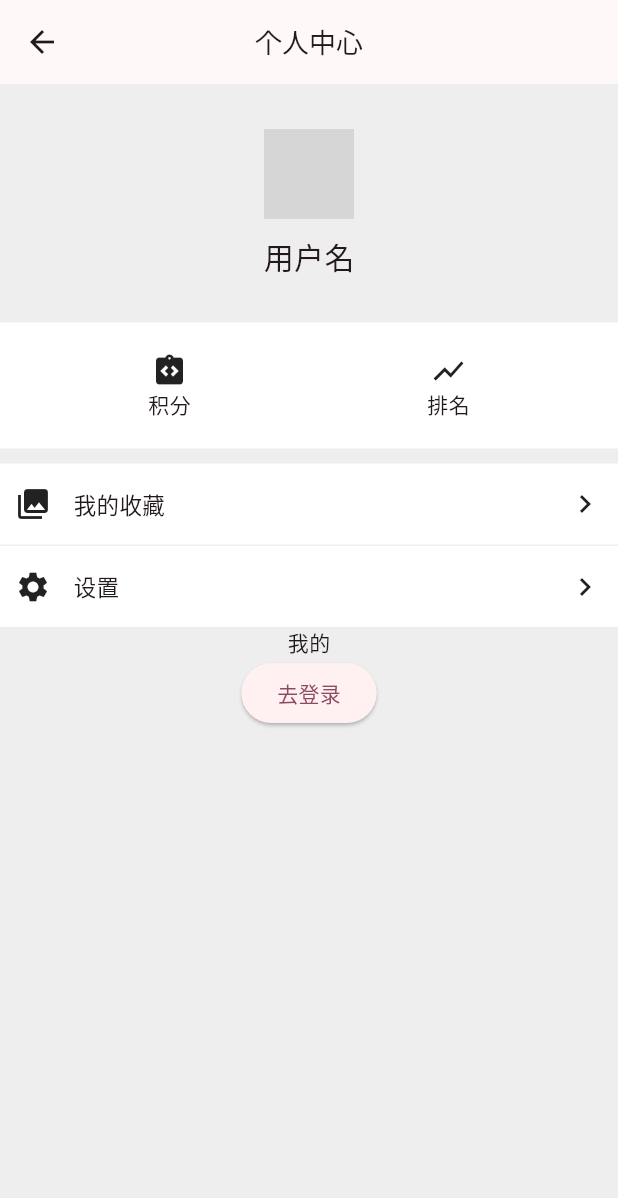
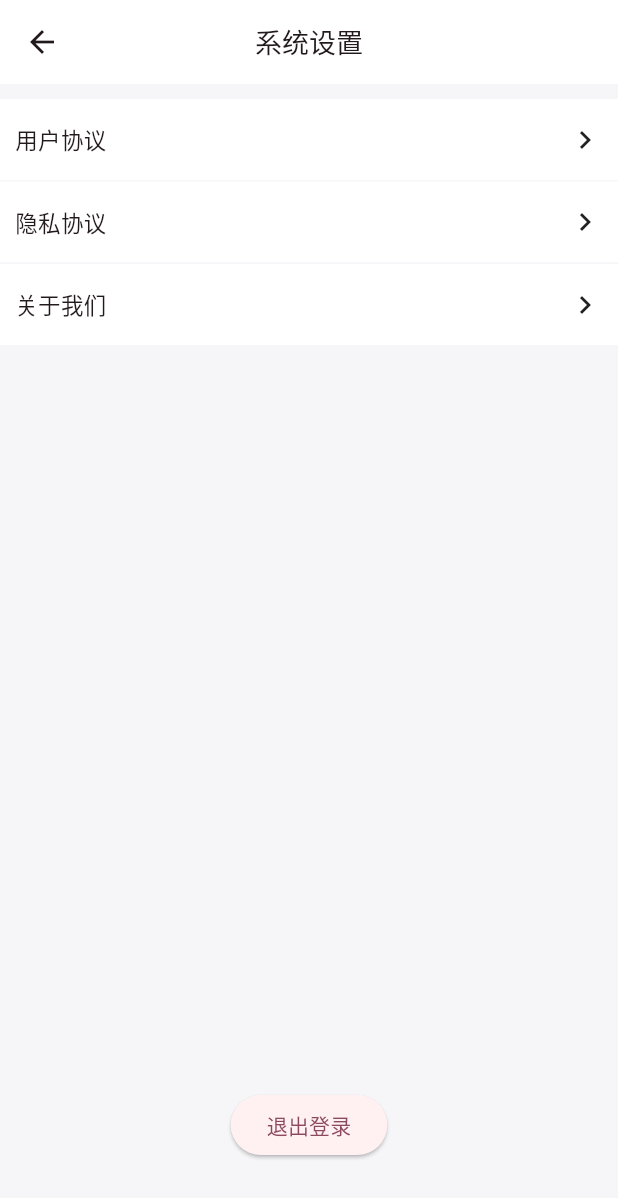
Before and after one commit to jiangm93/flutter-WanAndroid, a Flutter app: the MineTabPage screen opened directly, after a tap on "设置", on a phone screen of 412 x 824 dp. Shown: the top 1198 px of the screen. Run offline on Flutter 3.47's test engine with Material 2 defaults, Android fonts, the phone set to English and light mode, and no system bars; our stand-ins replace dio, flutter_easyloading, flutter_keyboard_visibility; missing offline and left inert: alice_lightweight, dart:ffi; network calls fail; statements that could not run were skipped; grey boxes are pictures that could not be loaded.

Commit message:
feat:设置页面

```diff
--- /dev/null
+++ b/lib/resource/app_colors.dart
@@ -0,0 +1,35 @@
+import 'package:flutter/material.dart';
+
+class ThemeColors {
+  ///主色调，按钮，特殊需要强调和突出的文字 -- 支付宝蓝色
+  static Color colorTheme = Color.fromRGBO(56, 117, 246, 1);
+
+//  static Color colorTheme = rgba(56, 117, 246, 1);
+  ///主色调渐变用色，个别按钮和状态，从colorBtnLeft变化到colorBtnRight
+  static Color colorBtnLeft = Color.fromRGBO(255, 251, 156, 51);
+  static Color colorBtnRight = Color.fromRGBO(255, 252, 191, 50);
+
+  ///提示性文字，状态信息，按钮等
+  static Color colorRed = Color.fromRGBO(255, 226, 36, 39);
+
+  ///功能性较强的文字，内页标题等
+  static Color color333333 = Color.fromRGBO(255, 51, 51, 51);
+
+  ///正文，副标题以及可点击区域的主要文字和图标
+  static Color color666666 = Color.fromRGBO(255, 102, 102, 102);
+
+  ///弱化信息，提示性文字信息，不可点击状态
+  static Color color999999 = Color.fromRGBO(255, 153, 153, 153);
+
+  ///弱化信息，提示性文字信息
+  static Color colorDDDDDD = Color.fromARGB(255, 221, 221, 221);
+
+  ///背景区域划分，分割线
+  static Color colorF6F6F8 = Color.fromARGB(255, 246, 246, 248);
+
+  ///纯白色
+  static Color colorWhite = Color.fromARGB(255, 255, 255, 255);
+
+  ///纯黑色
+  static Color colorBlack = Color.fromARGB(255, 0, 0, 0);
+}
--- a/lib/router/router.dart
+++ b/lib/router/router.dart
@@ -4,6 +4,7 @@ import 'package:wanandroid/application.dart';
 import 'package:wanandroid/views/home.dart';
 import 'package:wanandroid/views/login/login.dart';
 import 'package:wanandroid/views/login/register.dart';
+import 'package:wanandroid/views/setting/setting.dart';
 import 'package:wanandroid/views/splash_screen.dart';
 
 class RouteManager {
@@ -30,7 +31,7 @@ class RouteManager {
     loginRouter: (context) => LoginPage(),
     registerRouter: (context) => RegisterPage(),
     detailRoute: (context) => HomePage(),
-    settingsRoute: (context) => HomePage(),
+    settingsRoute: (context) => SettingPage(),
   };
 
   static Route<dynamic> onGenerateRoute(RouteSettings settings) {
@@ -46,7 +47,7 @@ class RouteManager {
       case detailRoute:
         return MaterialPageRoute(builder: (context) => HomePage());
       case settingsRoute:
-        return MaterialPageRoute(builder: (context) => HomePage());
+        return MaterialPageRoute(builder: (context) => SettingPage());
       default:
         return MaterialPageRoute(builder: (context) => HomePage());
     }
--- /dev/null
+++ b/lib/views/setting/setting.dart
@@ -0,0 +1,91 @@
+import 'package:flutter/material.dart';
+import 'package:wanandroid/resource/app_colors.dart';
+import 'package:wanandroid/widget/appbar.dart';
+
+class SettingPage extends StatelessWidget {
+  @override
+  Widget build(BuildContext context) {
+    return Scaffold(
+      appBar: appBar("系统设置",backgroundColor: Colors.white),
+      backgroundColor: ThemeColors.colorF6F6F8,
+      body: Container(
+        child: Column(
+          children: [
+            SizedBox(height: 10),
+            GestureDetector(
+              onTap: () {},
+              child: Container(
+                padding: const EdgeInsets.all(10),
+                height: 54,
+                color: Colors.white,
+                child: Row(
+                  mainAxisAlignment: MainAxisAlignment.spaceBetween,
+                  children: [
+                    Container(
+                      child: Text("用户协议", style: TextStyle(fontSize: 15)),
+                    ), //left
+                    Container(
+                      child: Row(
+                        children: <Widget>[Icon(Icons.chevron_right)],
+                      ),
+                    ),
+                  ],
+                ),
+              ),
+            ),
+            Divider(height: 1,color: ThemeColors.colorF6F6F8,),
+            GestureDetector(
+              onTap: () {},
+              child: Container(
+                padding: const EdgeInsets.all(10),
+                height: 54,
+                color: Colors.white,
+                child: Row(
+                  mainAxisAlignment: MainAxisAlignment.spaceBetween,
+                  children: [
+                    Container(
+                      child: Text("隐私协议", style: TextStyle(fontSize: 15)),
+                      //标题
+                    ), //left
+                    Container(
+                      child: Row(
+                        children: <Widget>[Icon(Icons.chevron_right)],
+                      ),
+                    ),
+                  ],
+                ),
+              ),
+            ),
+            Divider(height: 1,color: ThemeColors.colorF6F6F8,),
+            GestureDetector(
+              onTap: () {},
+              child: Container(
+                padding: const EdgeInsets.all(10),
+                height: 54,
+                color: Colors.white,
+                child: Row(
+                  mainAxisAlignment: MainAxisAlignment.spaceBetween,
+                  children: [
+                    Container(
+                      child:
+                          //间距
+                          Text("关于我们", style: TextStyle(fontSize: 15)),
+                    ), //left
+                    Container(
+                      child: Row(
+                        children: <Widget>[Icon(Icons.chevron_right)],
+                      ),
+                    ),
+                  ],
+                ),
+              ),
+            ),
+            Spacer(),
+            ElevatedButton(onPressed: (){}, child: Text("退出登录")),
+            SizedBox(height: 50)
+          ],
+        ),
+      ),
+    );
+  }
+}
--- a/lib/views/tab/mine_tab.dart
+++ b/lib/views/tab/mine_tab.dart
@@ -15,6 +15,14 @@ class _MineTabPageState extends State<MineTabPage> {
 
   // child: Image.network('http://pics5.baidu.com/feed/622762d0f703918f751ba5e950ce8d915beec4c1.jpeg?token=ed435fd18c71cf7ca7a011acb70460f7',width: 100,height: 100,),
   // borderRadius:BorderRadius.circular(20)
+
+
+
+  _goSetting(){
+    RouteManager().navigateTo(RouteManager.settingsRoute);
+  }
+
+
 
   @override
   Widget build(BuildContext context) {
@@ -140,7 +148,9 @@ class _MineTabPageState extends State<MineTabPage> {
               height: 1,
             ),
             GestureDetector(
-              onTap: () {},
+              onTap: () {
+                _goSetting();
+              },
               child: Container(
                 padding: const EdgeInsets.all(10),
                 height: 54,
@@ -174,11 +184,6 @@ class _MineTabPageState extends State<MineTabPage> {
                 ),
               ),
             ),
-            Text("我的"),
-            ElevatedButton(
-                onPressed: () =>
-                    {RouteManager().navigateTo(RouteManager.loginRouter)},
-                child: Text("去登录"))
           ],
         )));
   }
--- a/lib/widget/appbar.dart
+++ b/lib/widget/appbar.dart
@@ -3,6 +3,7 @@ import 'package:flutter/material.dart';
 appBar(String title,
     {bool isShowBack = false,
     String? rightTitle,
+    Color? backgroundColor,
     VoidCallback? rightButtonClick}) {
   return AppBar(
     centerTitle: true,
@@ -13,6 +14,7 @@ appBar(String title,
       title,
       style: TextStyle(fontSize: 18),
     ),
+    backgroundColor: backgroundColor,
     // 标题
     actions: [
       if (rightTitle != null)
```
